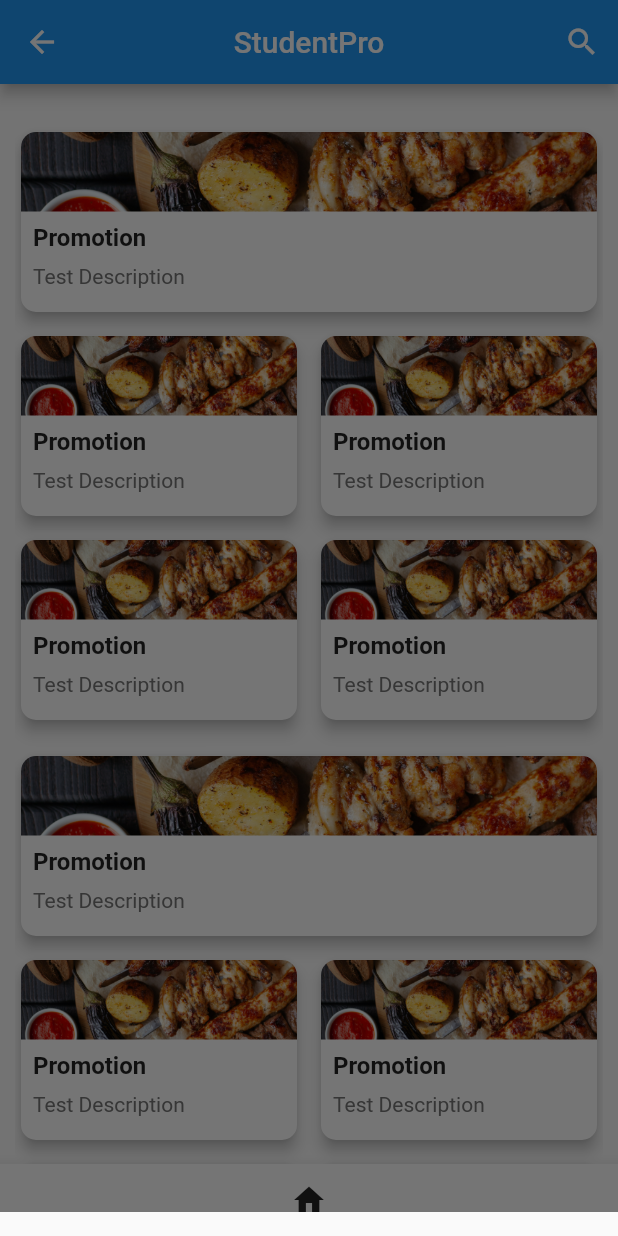
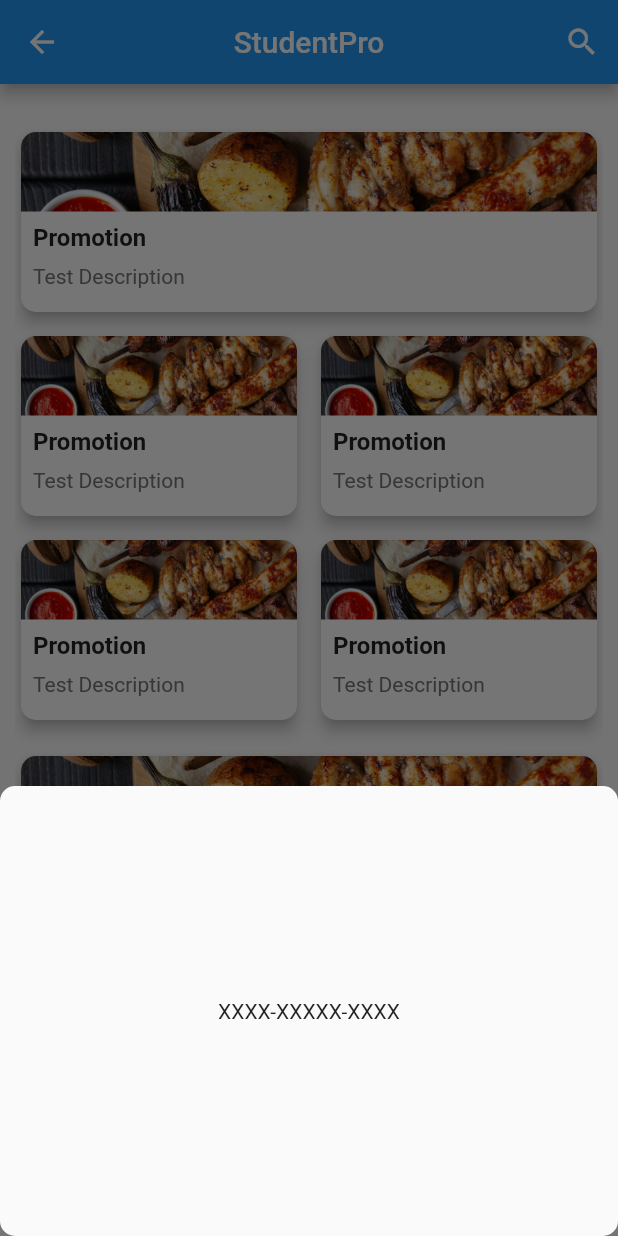
Before and after one commit to KatiGithub/StudentPro, a Flutter app: the MainScreen screen opened by its route, after a tap on "Promotion", on a phone screen of 412 x 824 dp. Run offline on Flutter 3.47's test engine with Material 2 defaults, Android fonts, the phone set to English and light mode, and no system bars; drawn by our look-alikes of flutter_layout_grid; our stand-ins replace animated_text_kit, equatable, firebase_auth, firebase_core, flutter_bloc, hydrated_bloc; accounts and stored records are empty.

Commit message:
Home Screen with popup, links, and BLOC completely finished.

```diff
--- a/customer_frontend/lib/models/discounts/discounttypes/codeDiscounts.dart
+++ b/customer_frontend/lib/models/discounts/discounttypes/codeDiscounts.dart
@@ -1,5 +1,6 @@
 import 'package:flutter/material.dart';
 import 'package:studio_projects/models/discounts/discount.dart';
+import 'package:studio_projects/shared/components/coupon_display_popup.dart';
 import 'package:studio_projects/shared/components/modalbottomsheet.dart';
 
 class CodeDiscount extends Discount {
@@ -20,7 +21,7 @@ class CodeDiscount extends Discount {
 
   @override
   void onClick(BuildContext context) {
-    Widget content = Text(this.couponCode!);
+    Widget content = CouponDisplayPopup(couponCode: couponCode!);
     displayModalBottomSheet(context, content);
   }
 }
--- a/customer_frontend/lib/models/discounts/discounttypes/linkDiscounts.dart
+++ b/customer_frontend/lib/models/discounts/discounttypes/linkDiscounts.dart
@@ -5,10 +5,22 @@ import 'package:url_launcher/url_launcher.dart';
 class LinkDiscount extends Discount {
   String linkRedirect;
 
-  LinkDiscount({required this.linkRedirect});
+  LinkDiscount(
+      {required this.linkRedirect,
+      discountID,
+      discountTitle,
+      discountDescription,
+      discountImage,
+      retailer})
+      : super(
+            discountID: discountID,
+            discountTitle: discountTitle,
+            discountDescription: discountDescription,
+            discountImage: discountImage);
 
   @override
-  void onClick(BuildContext context) {
-    launch(this.linkRedirect);
+  void onClick(BuildContext context) async {
+    Uri uriLink = Uri.parse(this.linkRedirect);
+    await launchUrl(uriLink, mode: LaunchMode.externalApplication);
   }
 }
--- /dev/null
+++ b/customer_frontend/lib/shared/common_blocs/discounts/discount_bloc.dart
@@ -0,0 +1,32 @@
+import 'package:flutter_bloc/flutter_bloc.dart';
+import 'package:studio_projects/models/discounts/discounttypes/codeDiscounts.dart';
+import 'package:studio_projects/models/discounts/discounttypes/linkDiscounts.dart';
+import 'package:studio_projects/shared/common_blocs/discounts/discount_event.dart';
+import 'package:studio_projects/shared/common_blocs/discounts/discount_state.dart';
+
+import '../../../models/discounts/discount.dart';
+
+class DiscountBloc extends Bloc<DiscountEvent, DiscountState> {
+  DiscountBloc(): super(DiscountInitial()) {
+    on<OnRetrieveDiscountCode>((event, emit) => _retrieveDiscountCode(event));
+  }
+
+  void _retrieveDiscountCode(OnRetrieveDiscountCode event) async {
+    await Future.delayed(Duration(seconds: 0));
+
+    Discount discount = event.discount;
+
+    if(discount is LinkDiscount) {
+      discount = discount as LinkDiscount;
+
+      discount.linkRedirect = "https://www.facebook.com";
+    } else if(discount is CodeDiscount) {
+      discount = discount as CodeDiscount;
+
+      discount.couponCode = "XXXX-XXXXX-XXXX";
+    }
+    emit(DiscountSuccess(discount: discount));
+
+    emit(DiscountInitial());
+  }
+}
--- /dev/null
+++ b/customer_frontend/lib/shared/common_blocs/discounts/discount_event.dart
@@ -0,0 +1,14 @@
+import 'package:equatable/equatable.dart';
+
+import '../../../models/discounts/discount.dart';
+
+class DiscountEvent extends Equatable {
+  @override
+  List<Object?> get props => [];
+}
+
+class OnRetrieveDiscountCode extends DiscountEvent {
+  Discount discount;
+
+  OnRetrieveDiscountCode({required this.discount});
+}
--- /dev/null
+++ b/customer_frontend/lib/shared/common_blocs/discounts/discount_state.dart
@@ -0,0 +1,23 @@
+import 'package:equatable/equatable.dart';
+import 'package:studio_projects/models/discounts/discount.dart';
+import 'package:studio_projects/models/discounts/discounttypes/codeDiscounts.dart';
+import 'package:studio_projects/models/discounts/discounttypes/linkDiscounts.dart';
+
+abstract class DiscountState extends Equatable {
+  @override
+  List<Object?> get props => [];
+}
+
+class DiscountInitial extends DiscountState {}
+
+class DiscountLoading extends DiscountState {}
+
+class DiscountSuccess extends DiscountState {
+  Discount discount;
+
+  DiscountSuccess({required this.discount});
+
+  List<Object> get props => [discount];
+}
+
+class DiscountUsed extends DiscountState {}
--- a/customer_frontend/lib/shared/university/university_bloc.dart
+++ b/customer_frontend/lib/shared/common_blocs/university/university_bloc.dart
@@ -1,9 +1,9 @@
 import 'package:flutter_bloc/flutter_bloc.dart';
-import 'package:studio_projects/shared/university/university_event.dart';
-import 'package:studio_projects/shared/university/university_state.dart';
+import 'package:studio_projects/shared/common_blocs/university/university_event.dart';
+import 'package:studio_projects/shared/common_blocs/university/university_state.dart';
 import 'package:studio_projects/shared/utils/university.dart';
 
-import '../../models/university.dart';
+import '../../../models/university.dart';
 
 class UniversityBloc extends Bloc<UniversityEvent, UniversityState> {
   UniversityBloc(): super(UniversityStateInitial()) {
--- a/customer_frontend/lib/shared/university/university_state.dart
+++ b/customer_frontend/lib/shared/common_blocs/university/university_state.dart
@@ -1,6 +1,6 @@
 import 'package:equatable/equatable.dart';
 
-import '../../models/university.dart';
+import '../../../models/university.dart';
 
 abstract class UniversityState extends Equatable {
 
--- /dev/null
+++ b/customer_frontend/lib/shared/components/coupon_display_popup.dart
@@ -0,0 +1,18 @@
+import 'package:flutter/material.dart';
+
+class CouponDisplayPopup extends StatelessWidget {
+  final String couponCode;
+
+  CouponDisplayPopup({required this.couponCode});
+
+  @override
+  Widget build(BuildContext context) {
+    return Container(
+      height: 300,
+      child: Center(
+        child: Text(couponCode),
+      ),
+    );
+  }
+
+}
--- a/customer_frontend/lib/shared/components/discount_card.dart
+++ b/customer_frontend/lib/shared/components/discount_card.dart
@@ -1,13 +1,82 @@
 import 'package:flutter/material.dart';
+import 'package:flutter_bloc/flutter_bloc.dart';
+import 'package:studio_projects/shared/common_blocs/discounts/discount_bloc.dart';
+import 'package:studio_projects/shared/common_blocs/discounts/discount_event.dart';
 import '../../models/discounts/discount.dart';
+import '../common_blocs/discounts/discount_state.dart';
 
 class DiscountCard extends StatelessWidget {
-  final Discount discount;
+  Discount discount;
 
   DiscountCard({required this.discount});
 
   @override
   Widget build(BuildContext context) {
+    return BlocProvider(
+        create: (create) => DiscountBloc(),
+        child: BlocConsumer<DiscountBloc, DiscountState>(
+          listener: (context, state) {
+            if (state is DiscountSuccess) {
+              discount = state.discount;
+              discount.onClick(context);
+            }
+          },
+          builder: (context, state) {
+            return GestureDetector(
+              onTap: () => context
+                  .read<DiscountBloc>()
+                  .add(OnRetrieveDiscountCode(discount: discount)),
+              child: SizedBox(
+                  width: 400,
+                  child: Card(
+                    elevation: 4.0,
+                    shape: RoundedRectangleBorder(
+                      borderRadius: BorderRadius.circular(10.0),
+                    ),
+                    child: Column(
+                      crossAxisAlignment: CrossAxisAlignment.stretch,
+                      children: [
+                        Expanded(
+                          child: ClipRRect(
+                              borderRadius: BorderRadius.only(
+                                topLeft: Radius.circular(10.0),
+                                topRight: Radius.circular(10.0),
+                              ),
+                              child: Image.asset(
+                                discount.discountImage!,
+                                fit: BoxFit.fitWidth,
+                              )),
+                        ),
+                        Padding(
+                          padding: EdgeInsets.all(8.0),
+                          child: Column(
+                            crossAxisAlignment: CrossAxisAlignment.start,
+                            children: [
+                              Text(
+                                discount.discountTitle!,
+                                style: TextStyle(
+                                  fontWeight: FontWeight.bold,
+                                  fontSize: 16.0,
+                                ),
+                              ),
+                              SizedBox(height: 8.0),
+                              Text(
+                                discount.discountDescription!,
+                                style: TextStyle(
+                                  color: Colors.grey[600],
+                                  fontSize: 14.0,
+                                ),
+                              ),
+                              SizedBox(height: 8.0),
+                            ],
+                          ),
+                        ),
+                      ],
+                    ),
+                  )),
+            );
+          },
+        ));
     return GestureDetector(
       onTap: () => discount.onClick(context),
       child: SizedBox(
--- a/customer_frontend/lib/shared/components/modalbottomsheet.dart
+++ b/customer_frontend/lib/shared/components/modalbottomsheet.dart
@@ -3,11 +3,12 @@ import 'package:flutter/material.dart';
 
 void displayModalBottomSheet(BuildContext context, Widget content) {
   showModalBottomSheet(
+    shape: RoundedRectangleBorder(
+      borderRadius: BorderRadius.circular(10.0)
+    ),
       context: context,
       builder: (BuildContext context) {
-        return Container(
-          child: content,
-        );
+        return content;
       }
   );
 }
--- a/customer_frontend/lib/views/authentication/register/steps/step2_screen.dart
+++ b/customer_frontend/lib/views/authentication/register/steps/step2_screen.dart
@@ -5,9 +5,9 @@ import 'package:flutter_bloc/flutter_bloc.dart';
 import 'package:studio_projects/constant/components.dart';
 import 'package:studio_projects/models/university.dart';
 import 'package:studio_projects/shared/components/rounded_buttons.dart';
-import 'package:studio_projects/shared/university/university_bloc.dart';
-import 'package:studio_projects/shared/university/university_event.dart';
-import 'package:studio_projects/shared/university/university_state.dart';
+import 'package:studio_projects/shared/common_blocs/university/university_bloc.dart';
+import 'package:studio_projects/shared/common_blocs/university/university_event.dart';
+import 'package:studio_projects/shared/common_blocs/university/university_state.dart';
 import 'package:studio_projects/views/authentication/register/registration_bloc.dart';
 import 'package:studio_projects/views/authentication/register/registration_cubit.dart';
 import 'package:studio_projects/views/authentication/register/registration_event.dart';
--- a/customer_frontend/lib/views/main/home/home_cubit.dart
+++ b/customer_frontend/lib/views/main/home/home_cubit.dart
@@ -1,5 +1,6 @@
 import 'package:flutter_bloc/flutter_bloc.dart';
 import 'package:studio_projects/models/discounts/discounttypes/codeDiscounts.dart';
+import 'package:studio_projects/models/discounts/discounttypes/linkDiscounts.dart';
 import 'package:studio_projects/views/main/home/home_state.dart';
 
 class HomeCubit extends Cubit<HomeState> {
@@ -9,11 +10,21 @@ class HomeCubit extends Cubit<HomeState> {
   }
 
   void getDiscounts() {
-    for(int i = 0; i < 12; i++) {
+    for(int i = 0; i < 6; i++) {
       state.discounts.add(new CodeDiscount(
         discountImage: 'assets/food_test.jpg',
         discountDescription: "Test Description",
-        discountTitle: 'Promotion'
+        discountTitle: 'Promotion',
+        couponCode: "XXXX-XXXXX-XXXX"
+      ));
+    }
+
+    for(int i = 0; i < 6; i++) {
+      state.discounts.add(new LinkDiscount(
+          discountImage: 'assets/food_test.jpg',
+          discountDescription: "Test Description",
+          discountTitle: 'Promotion',
+        linkRedirect: "https://lin.ee/eHlcWLN"
       ));
     }
   }
--- a/customer_frontend/lib/views/main/home/home_state.dart
+++ b/customer_frontend/lib/views/main/home/home_state.dart
@@ -2,7 +2,7 @@ import 'package:equatable/equatable.dart';
 
 import '../../../models/discounts/discount.dart';
 
-class HomeState extends Equatable {
+abstract class HomeState extends Equatable {
   List<Discount> discounts;
 
   HomeState(): this.discounts = [];
```
Also changed, not shown: customer_frontend/lib/shared/common_blocs/university/university_event.dart (renamed from customer_frontend/lib/shared/university/university_event.dart), customer_frontend/lib/views/authentication/register/steps/step5_screen.dart (deleted), customer_frontend/lib/views/search/search_screen.dart (added).
